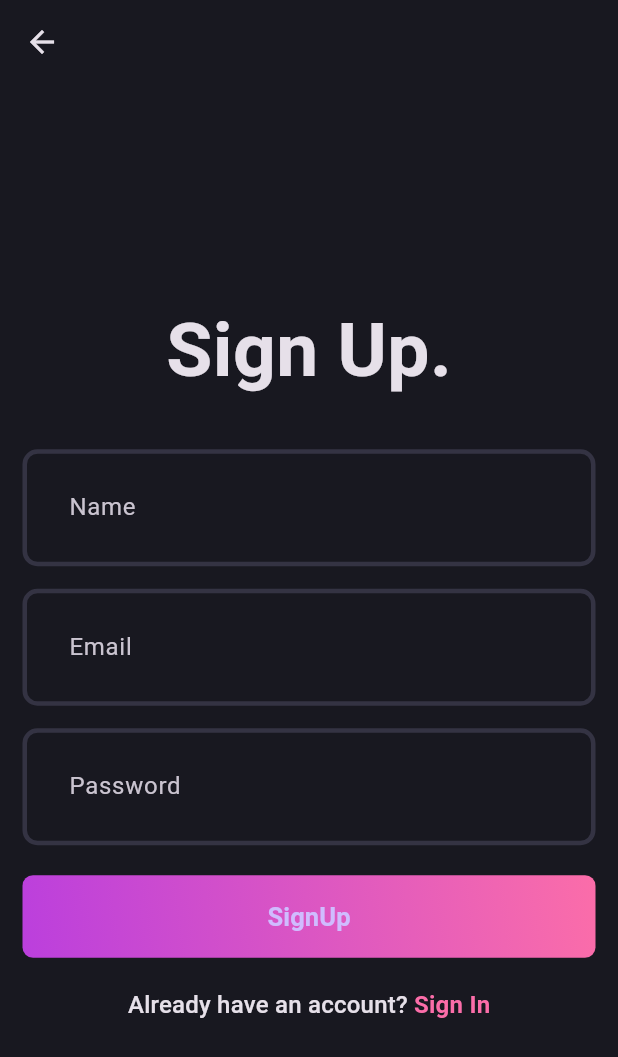
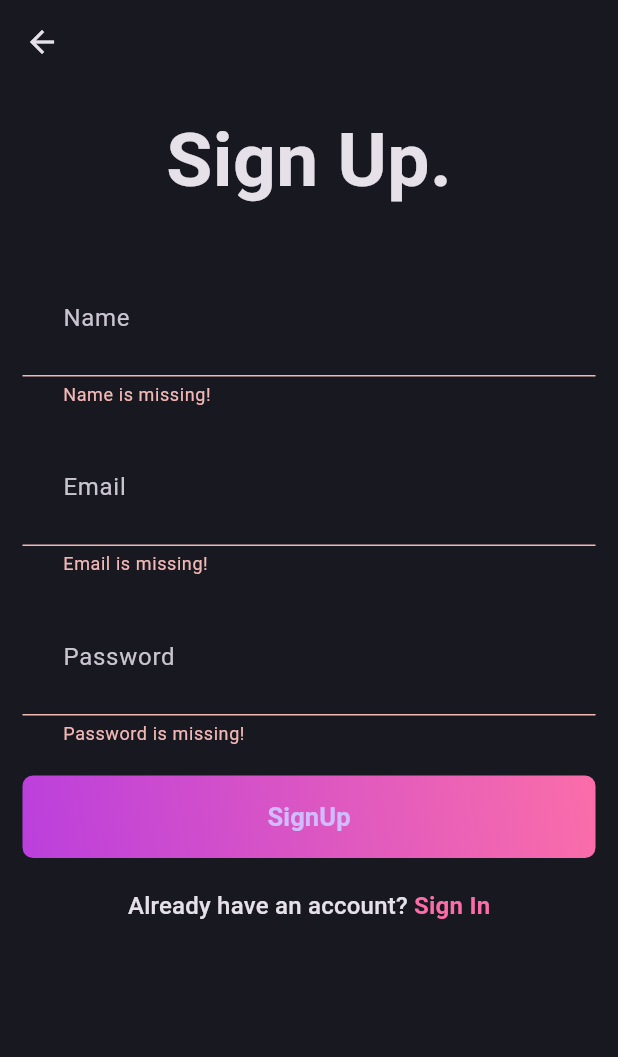
Before and after one commit to Khuzaima-Ansari/Blog-App, a Flutter app: the SignUpPage screen opened directly, after a tap on "SignUp", on a phone screen of 412 x 824 dp. Shown: the top 1057 px of the screen. Run offline on Flutter 3.47's test engine with Material 3 defaults, Android fonts, the phone set to English and light mode, and no system bars; our stand-ins replace flutter_bloc, fpdart, supabase_flutter; accounts and stored records are empty.

Commit message:
SignUp Completed with BLOC

```diff
--- /dev/null
+++ b/lib/core/usecase/usecase.dart
@@ -0,0 +1,6 @@
+import 'package:blog_app/core/error/failures.dart';
+import 'package:fpdart/fpdart.dart';
+
+abstract interface class UseCase<SuccessType, Params> {
+  Future<Either<Failure, SuccessType>> call(Params params);
+}
--- /dev/null
+++ b/lib/features/auth/domain/usecases/user_sign_up.dart
@@ -0,0 +1,29 @@
+import 'package:blog_app/core/error/failures.dart';
+import 'package:blog_app/core/usecase/usecase.dart';
+import 'package:blog_app/features/auth/domain/repository/auth_repository.dart';
+import 'package:fpdart/fpdart.dart';
+
+class UserSignUp implements UseCase<String, UserSignUpParams> {
+  final AuthRepository authRepository;
+  UserSignUp(this.authRepository);
+  @override
+  Future<Either<Failure, String>> call(UserSignUpParams params) async {
+    return await authRepository.signUpWithEmailPassword(
+      name: params.name,
+      email: params.email,
+      password: params.password,
+    );
+  }
+}
+
+class UserSignUpParams {
+  final String name;
+  final String email;
+  final String password;
+
+  UserSignUpParams({
+    required this.name,
+    required this.email,
+    required this.password,
+  });
+}
--- /dev/null
+++ b/lib/features/auth/presentation/bloc/auth_bloc.dart
@@ -0,0 +1,21 @@
+import 'package:blog_app/features/auth/domain/usecases/user_sign_up.dart';
+import 'package:flutter/material.dart';
+import 'package:flutter_bloc/flutter_bloc.dart';
+
+part 'auth_event.dart';
+part 'auth_state.dart';
+
+class AuthBloc extends Bloc<AuthEvent, AuthState> {
+  final UserSignUp _userSignUp;
+  AuthBloc({required UserSignUp userSignUp})
+      : _userSignUp = userSignUp,
+        super(AuthInitial()) {
+    on<AuthSignUp>((event, emit) async {
+      final res = await _userSignUp(UserSignUpParams(
+          name: event.name, email: event.email, password: event.password));
+
+      res.fold(
+          (l) => emit(AuthFailure(l.message)), (r) => emit(AuthSuccess(r)));
+    });
+  }
+}
--- /dev/null
+++ b/lib/features/auth/presentation/bloc/auth_event.dart
@@ -0,0 +1,16 @@
+part of 'auth_bloc.dart';
+
+@immutable
+sealed class AuthEvent {}
+
+final class AuthSignUp extends AuthEvent {
+  final String name;
+  final String email;
+  final String password;
+
+  AuthSignUp({
+    required this.name,
+    required this.email,
+    required this.password,
+  });
+}
--- /dev/null
+++ b/lib/features/auth/presentation/bloc/auth_state.dart
@@ -0,0 +1,21 @@
+part of 'auth_bloc.dart';
+
+@immutable
+sealed class AuthState {
+  const AuthState();
+}
+
+final class AuthInitial extends AuthState {}
+
+final class AuthLoading extends AuthState {}
+
+final class AuthSuccess extends AuthState {
+  final String uid;
+  const AuthSuccess(this.uid);
+}
+
+final class AuthFailure extends AuthState {
+  final String message;
+
+  const AuthFailure(this.message);
+}
--- a/lib/features/auth/presentation/pages/signup_page.dart
+++ b/lib/features/auth/presentation/pages/signup_page.dart
@@ -1,9 +1,11 @@
 import 'package:blog_app/core/app_pallette.dart';
+import 'package:blog_app/features/auth/presentation/bloc/auth_bloc.dart';
 import 'package:blog_app/features/auth/presentation/pages/login_page.dart';
 import 'package:blog_app/features/auth/presentation/widgets/auth_field.dart';
 import 'package:blog_app/features/auth/presentation/widgets/auth_gradient_button.dart';
 import 'package:flutter/material.dart';
 import 'package:flutter/widgets.dart';
+import 'package:flutter_bloc/flutter_bloc.dart';
 
 class SignUpPage extends StatefulWidget {
   static route() => MaterialPageRoute(builder: (context) => const SignUpPage());
@@ -35,6 +37,7 @@ class _SignUpPageState extends State<SignUpPage> {
         padding: const EdgeInsets.all(15.0),
         child: Form(
           key: formKey,
+          child: SingleChildScrollView(
             child: Column(
               mainAxisAlignment: MainAxisAlignment.center,
               children: [
@@ -69,7 +72,14 @@ class _SignUpPageState extends State<SignUpPage> {
                 ),
                 AuthGradientButton(
                   buttonText: "SignUp",
-                onPressed: () {},
+                  onPressed: () {
+                    if (formKey.currentState!.validate()) {
+                      context.read<AuthBloc>().add(AuthSignUp(
+                          name: nameController.text.trim(),
+                          email: emailController.text.trim(),
+                          password: passwordController.text.trim()));
+                    }
+                  },
                 ),
                 const SizedBox(
                   height: 20,
@@ -102,6 +112,7 @@ class _SignUpPageState extends State<SignUpPage> {
             ),
           ),
         ),
+      ),
     );
   }
 }
--- a/pubspec.yaml
+++ b/pubspec.yaml
@@ -36,6 +36,7 @@ dependencies:
   cupertino_icons: ^1.0.6
   fpdart: ^1.1.0
   supabase_flutter: ^2.3.4
+  flutter_bloc: ^8.1.4
 
 dev_dependencies:
   flutter_test:
```
Also changed, not shown: lib/main.dart (+22 -2 lines), pubspec.lock. Lines whose indentation alone changed are shown as unchanged.
